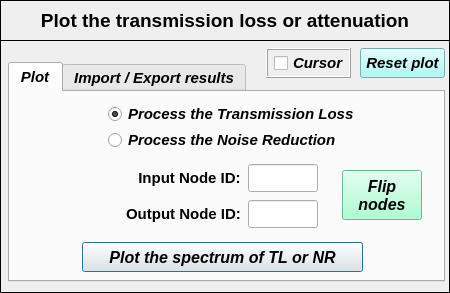
The window that data/user_input/ui/plots_/results_/acoustic_/plot_TL_NR_Input.ui (open-pulse/OpenPulse) describes before a commit, drawn with Qt 5.
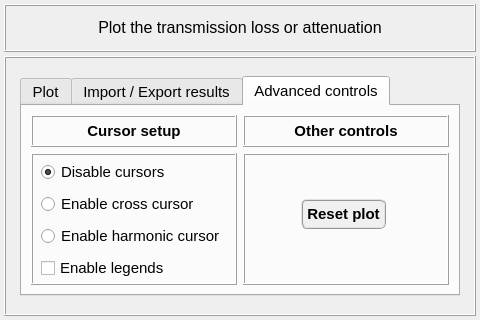
The same window after the commit. The open tabs and pages were chosen to show the change. Icons and pictures are not drawn.

Commit message: Adding harmonic cursor to acoustic plots #165

Patch:
```diff
--- a/data/user_input/ui/plots_/results_/acoustic_/plot_TL_NR_Input.ui
+++ b/data/user_input/ui/plots_/results_/acoustic_/plot_TL_NR_Input.ui
@@ -9,8 +9,8 @@
    <rect>
     <x>0</x>
     <y>0</y>
-    <width>450</width>
-    <height>293</height>
+    <width>480</width>
+    <height>320</height>
    </rect>
   </property>
   <property name="sizePolicy">
@@ -21,14 +21,14 @@
   </property>
   <property name="minimumSize">
    <size>
-    <width>450</width>
-    <height>293</height>
+    <width>480</width>
+    <height>320</height>
    </size>
   </property>
   <property name="maximumSize">
    <size>
-    <width>450</width>
-    <height>293</height>
+    <width>480</width>
+    <height>320</height>
    </size>
   </property>
   <property name="contextMenuPolicy">
@@ -44,39 +44,63 @@
   <property name="whatsThis">
    <string/>
   </property>
+  <layout class="QGridLayout" name="gridLayout_8">
+   <property name="leftMargin">
+    <number>4</number>
+   </property>
+   <property name="topMargin">
+    <number>4</number>
+   </property>
+   <property name="rightMargin">
+    <number>4</number>
+   </property>
+   <property name="bottomMargin">
+    <number>4</number>
+   </property>
+   <property name="spacing">
+    <number>4</number>
+   </property>
+   <item row="0" column="0">
   <widget class="QFrame" name="frame">
-   <property name="geometry">
-    <rect>
-     <x>0</x>
-     <y>0</y>
-     <width>450</width>
-     <height>41</height>
-    </rect>
-   </property>
    <property name="minimumSize">
     <size>
      <width>450</width>
-     <height>0</height>
+       <height>48</height>
+      </size>
+     </property>
+     <property name="maximumSize">
+      <size>
+       <width>16777215</width>
+       <height>48</height>
     </size>
    </property>
    <property name="frameShape">
     <enum>QFrame::Box</enum>
    </property>
    <property name="frameShadow">
-    <enum>QFrame::Plain</enum>
+      <enum>QFrame::Raised</enum>
    </property>
    <property name="lineWidth">
     <number>1</number>
    </property>
+     <layout class="QGridLayout" name="gridLayout_6">
+      <property name="leftMargin">
+       <number>0</number>
+      </property>
+      <property name="topMargin">
+       <number>0</number>
+      </property>
+      <property name="rightMargin">
+       <number>0</number>
+      </property>
+      <property name="bottomMargin">
+       <number>0</number>
+      </property>
+      <property name="spacing">
+       <number>0</number>
+      </property>
+      <item row="0" column="0">
    <widget class="QLabel" name="Title">
-    <property name="geometry">
-     <rect>
-      <x>20</x>
-      <y>6</y>
-      <width>410</width>
-      <height>30</height>
-     </rect>
-    </property>
     <property name="minimumSize">
      <size>
       <width>410</width>
@@ -91,11 +115,11 @@
     </property>
     <property name="font">
      <font>
-      <family>Arial</family>
-      <pointsize>14</pointsize>
-      <weight>75</weight>
+          <family>MS Shell Dlg 2</family>
+          <pointsize>12</pointsize>
+          <weight>50</weight>
       <italic>false</italic>
-      <bold>true</bold>
+          <bold>false</bold>
      </font>
     </property>
     <property name="text">
@@ -108,16 +132,12 @@
      <set>Qt::AlignCenter</set>
     </property>
    </widget>
-  </widget>
+      </item>
+     </layout>
+    </widget>
+   </item>
+   <item row="1" column="0">
   <widget class="QFrame" name="frame_2">
-   <property name="geometry">
-    <rect>
-     <x>0</x>
-     <y>40</y>
-     <width>450</width>
-     <height>253</height>
-    </rect>
-   </property>
    <property name="minimumSize">
     <size>
      <width>450</width>
@@ -128,17 +148,26 @@
     <enum>QFrame::Box</enum>
    </property>
    <property name="frameShadow">
-    <enum>QFrame::Plain</enum>
-   </property>
+      <enum>QFrame::Raised</enum>
+     </property>
+     <layout class="QGridLayout" name="gridLayout_5">
+      <property name="leftMargin">
+       <number>2</number>
+      </property>
+      <property name="topMargin">
+       <number>2</number>
+      </property>
+      <property name="rightMargin">
+       <number>2</number>
+      </property>
+      <property name="bottomMargin">
+       <number>2</number>
+      </property>
+      <property name="spacing">
+       <number>2</number>
+      </property>
+      <item row="0" column="0">
    <widget class="QTabWidget" name="tabWidget_plot_results">
-    <property name="geometry">
-     <rect>
-      <x>8</x>
-      <y>22</y>
-      <width>437</width>
-      <height>220</height>
-     </rect>
-    </property>
     <property name="minimumSize">
      <size>
       <width>430</width>
@@ -153,11 +182,11 @@
     </property>
     <property name="font">
      <font>
-      <family>Arial</family>
+          <family>MS Shell Dlg 2</family>
       <pointsize>11</pointsize>
-      <weight>75</weight>
-      <italic>true</italic>
-      <bold>true</bold>
+          <weight>50</weight>
+          <italic>false</italic>
+          <bold>false</bold>
      </font>
     </property>
     <property name="currentIndex">
@@ -172,7 +201,7 @@
        <rect>
         <x>98</x>
         <y>12</y>
-        <width>246</width>
+            <width>255</width>
         <height>48</height>
        </rect>
       </property>
@@ -187,11 +216,11 @@
          </property>
          <property name="font">
           <font>
-           <family>Arial</family>
+               <family>MS Shell Dlg 2</family>
            <pointsize>11</pointsize>
-           <weight>75</weight>
-           <italic>true</italic>
-           <bold>true</bold>
+               <weight>50</weight>
+               <italic>false</italic>
+               <bold>false</bold>
           </font>
          </property>
          <property name="text">
@@ -218,11 +247,11 @@
          </property>
          <property name="font">
           <font>
-           <family>Arial</family>
+               <family>MS Shell Dlg 2</family>
            <pointsize>11</pointsize>
-           <weight>75</weight>
-           <italic>true</italic>
-           <bold>true</bold>
+               <weight>50</weight>
+               <italic>false</italic>
+               <bold>false</bold>
           </font>
          </property>
          <property name="text">
@@ -267,11 +296,11 @@
          </property>
          <property name="font">
           <font>
-           <family>Arial</family>
+               <family>MS Shell Dlg 2</family>
            <pointsize>11</pointsize>
-           <weight>75</weight>
+               <weight>50</weight>
            <italic>false</italic>
-           <bold>true</bold>
+               <bold>false</bold>
           </font>
          </property>
          <property name="text">
@@ -298,18 +327,18 @@
          </property>
          <property name="font">
           <font>
-           <family>Arial</family>
+               <family>MS Shell Dlg 2</family>
            <pointsize>11</pointsize>
-           <weight>75</weight>
-           <italic>true</italic>
-           <bold>true</bold>
+               <weight>50</weight>
+               <italic>false</italic>
+               <bold>false</bold>
           </font>
          </property>
          <property name="layoutDirection">
           <enum>Qt::LeftToRight</enum>
          </property>
          <property name="styleSheet">
-          <string notr="true">color: rgb(0, 0, 255);</string>
+              <string notr="true"/>
          </property>
          <property name="alignment">
           <set>Qt::AlignCenter</set>
@@ -332,11 +361,11 @@
          </property>
          <property name="font">
           <font>
-           <family>Arial</family>
+               <family>MS Shell Dlg 2</family>
            <pointsize>11</pointsize>
-           <weight>75</weight>
+               <weight>50</weight>
            <italic>false</italic>
-           <bold>true</bold>
+               <bold>false</bold>
           </font>
          </property>
          <property name="text">
@@ -363,18 +392,18 @@
          </property>
          <property name="font">
           <font>
-           <family>Arial</family>
+               <family>MS Shell Dlg 2</family>
            <pointsize>11</pointsize>
-           <weight>75</weight>
-           <italic>true</italic>
-           <bold>true</bold>
+               <weight>50</weight>
+               <italic>false</italic>
+               <bold>false</bold>
           </font>
          </property>
          <property name="layoutDirection">
           <enum>Qt::LeftToRight</enum>
          </property>
          <property name="styleSheet">
-          <string notr="true">color: rgb(0, 0, 255);</string>
+              <string notr="true"/>
          </property>
          <property name="alignment">
           <set>Qt::AlignCenter</set>
@@ -406,13 +435,18 @@
       </property>
       <property name="font">
        <font>
-        <family>Arial</family>
-        <pointsize>12</pointsize>
+            <family>MS Shell Dlg 2</family>
+            <pointsize>11</pointsize>
         <weight>75</weight>
-        <italic>true</italic>
+            <italic>false</italic>
         <bold>true</bold>
        </font>
       </property>
+          <property name="styleSheet">
+           <string notr="true">QPushButton{border-radius: 6px; border-color: rgb(150, 150, 150); border-style: ridge; border-width: 2px; color: rgb(0, 0, 0); background-color: rgb(240, 240, 240); font: 75 bold 11pt &quot;MS Shell Dlg 2&quot;}
+QPushButton:hover{border-radius: 6px; border-color: rgb(0, 170, 255); border-style: ridge; border-width: 2px; color: rgb(0, 0, 0); background-color: rgba(174, 213, 255, 100); font: 75 bold 11pt &quot;MS Shell Dlg 2&quot;}
+QPushButton:pressed{border-radius: 6px; border-color: rgb(0, 170, 255); border-style: ridge; border-width: 3px; color: rgb(0, 0, 0); background-color: rgb(174, 213, 255); font: 75 bold 11pt &quot;MS Shell Dlg 2&quot;}</string>
+          </property>
       <property name="text">
        <string>Plot the spectrum of TL or NR</string>
       </property>
@@ -440,15 +474,17 @@
       </property>
       <property name="font">
        <font>
-        <family>Arial</family>
-        <pointsize>12</pointsize>
+            <family>MS Shell Dlg 2</family>
+            <pointsize>11</pointsize>
         <weight>75</weight>
-        <italic>true</italic>
+            <italic>false</italic>
         <bold>true</bold>
        </font>
       </property>
       <property name="styleSheet">
-       <string notr="true">background-color: rgb(150, 255, 200);</string>
+           <string notr="true">QPushButton{border-radius: 6px; border-color: rgb(150, 150, 150); border-style: ridge; border-width: 2px; color: rgb(0, 0, 0); background-color: rgb(240, 240, 240); font: 75 bold 11pt &quot;MS Shell Dlg 2&quot;}
+QPushButton:hover{border-radius: 6px; border-color: rgb(0, 170, 255); border-style: ridge; border-width: 2px; color: rgb(0, 0, 0); background-color: rgba(174, 213, 255, 100); font: 75 bold 11pt &quot;MS Shell Dlg 2&quot;}
+QPushButton:pressed{border-radius: 6px; border-color: rgb(0, 170, 255); border-style: ridge; border-width: 3px; color: rgb(0, 0, 0); background-color: rgb(174, 213, 255); font: 75 bold 11pt &quot;MS Shell Dlg 2&quot;}</string>
       </property>
       <property name="text">
        <string>Flip 
@@ -922,12 +958,318 @@
       </widget>
      </widget>
     </widget>
-   </widget>
-   <widget class="QToolButton" name="toolButton_ResetPlot">
+        <widget class="QWidget" name="tab">
+         <attribute name="title">
+          <string>Advanced controls</string>
+         </attribute>
+         <layout class="QGridLayout" name="gridLayout_4">
+          <item row="0" column="0">
+           <widget class="QFrame" name="frame_9">
+            <property name="minimumSize">
+             <size>
+              <width>85</width>
+              <height>32</height>
+             </size>
+            </property>
+            <property name="maximumSize">
+             <size>
+              <width>240</width>
+              <height>32</height>
+             </size>
+            </property>
+            <property name="sizeIncrement">
+             <size>
+              <width>0</width>
+              <height>110</height>
+             </size>
+            </property>
+            <property name="frameShape">
+             <enum>QFrame::Box</enum>
+            </property>
+            <property name="frameShadow">
+             <enum>QFrame::Raised</enum>
+            </property>
+            <layout class="QGridLayout" name="gridLayout_3">
+             <property name="leftMargin">
+              <number>0</number>
+             </property>
+             <property name="topMargin">
+              <number>0</number>
+             </property>
+             <property name="rightMargin">
+              <number>0</number>
+             </property>
+             <property name="bottomMargin">
+              <number>0</number>
+             </property>
+             <property name="spacing">
+              <number>0</number>
+             </property>
+             <item row="0" column="0">
+              <widget class="QLabel" name="label_2">
+               <property name="font">
+                <font>
+                 <weight>75</weight>
+                 <bold>true</bold>
+                </font>
+               </property>
+               <property name="text">
+                <string>Cursor setup</string>
+               </property>
+               <property name="alignment">
+                <set>Qt::AlignCenter</set>
+               </property>
+              </widget>
+             </item>
+            </layout>
+           </widget>
+          </item>
+          <item row="0" column="1">
+           <widget class="QFrame" name="frame_8">
+            <property name="minimumSize">
+             <size>
+              <width>85</width>
+              <height>32</height>
+             </size>
+            </property>
+            <property name="maximumSize">
+             <size>
+              <width>240</width>
+              <height>32</height>
+             </size>
+            </property>
+            <property name="sizeIncrement">
+             <size>
+              <width>0</width>
+              <height>110</height>
+             </size>
+            </property>
+            <property name="frameShape">
+             <enum>QFrame::Box</enum>
+            </property>
+            <property name="frameShadow">
+             <enum>QFrame::Raised</enum>
+            </property>
+            <layout class="QGridLayout" name="gridLayout_7">
+             <property name="leftMargin">
+              <number>0</number>
+             </property>
+             <property name="topMargin">
+              <number>0</number>
+             </property>
+             <property name="rightMargin">
+              <number>0</number>
+             </property>
+             <property name="bottomMargin">
+              <number>0</number>
+             </property>
+             <property name="spacing">
+              <number>0</number>
+             </property>
+             <item row="0" column="0">
+              <widget class="QLabel" name="label_7">
+               <property name="font">
+                <font>
+                 <weight>75</weight>
+                 <bold>true</bold>
+                </font>
+               </property>
+               <property name="text">
+                <string>Other controls</string>
+               </property>
+               <property name="alignment">
+                <set>Qt::AlignCenter</set>
+               </property>
+              </widget>
+             </item>
+            </layout>
+           </widget>
+          </item>
+          <item row="1" column="0">
+           <widget class="QFrame" name="frame_7">
+            <property name="minimumSize">
+             <size>
+              <width>85</width>
+              <height>30</height>
+             </size>
+            </property>
+            <property name="maximumSize">
+             <size>
+              <width>240</width>
+              <height>240</height>
+             </size>
+            </property>
+            <property name="sizeIncrement">
+             <size>
+              <width>0</width>
+              <height>110</height>
+             </size>
+            </property>
+            <property name="frameShape">
+             <enum>QFrame::Box</enum>
+            </property>
+            <property name="frameShadow">
+             <enum>QFrame::Raised</enum>
+            </property>
+            <layout class="QGridLayout" name="gridLayout_2">
+             <property name="leftMargin">
+              <number>8</number>
+             </property>
+             <property name="topMargin">
+              <number>4</number>
+             </property>
+             <property name="rightMargin">
+              <number>4</number>
+             </property>
+             <property name="bottomMargin">
+              <number>4</number>
+             </property>
+             <property name="horizontalSpacing">
+              <number>4</number>
+             </property>
+             <property name="verticalSpacing">
+              <number>8</number>
+             </property>
+             <item row="0" column="0">
+              <widget class="QRadioButton" name="radioButton_disable_cursors">
+               <property name="minimumSize">
+                <size>
+                 <width>75</width>
+                 <height>26</height>
+                </size>
+               </property>
+               <property name="maximumSize">
+                <size>
+                 <width>200</width>
+                 <height>26</height>
+                </size>
+               </property>
+               <property name="font">
+                <font>
+                 <family>Arial</family>
+                 <pointsize>11</pointsize>
+                 <weight>50</weight>
+                 <italic>false</italic>
+                 <bold>false</bold>
+                </font>
+               </property>
+               <property name="text">
+                <string>Disable cursors</string>
+               </property>
+               <property name="checked">
+                <bool>true</bool>
+               </property>
+              </widget>
+             </item>
+             <item row="3" column="0">
+              <widget class="QCheckBox" name="checkBox_legends">
+               <property name="minimumSize">
+                <size>
+                 <width>75</width>
+                 <height>26</height>
+                </size>
+               </property>
+               <property name="maximumSize">
+                <size>
+                 <width>200</width>
+                 <height>26</height>
+                </size>
+               </property>
+               <property name="font">
+                <font>
+                 <family>Arial</family>
+                 <pointsize>11</pointsize>
+                 <weight>50</weight>
+                 <italic>false</italic>
+                 <bold>false</bold>
+                </font>
+               </property>
+               <property name="text">
+                <string>Enable legends</string>
+               </property>
+               <property name="checked">
+                <bool>false</bool>
+               </property>
+              </widget>
+             </item>
+             <item row="1" column="0">
+              <widget class="QRadioButton" name="radioButton_cross_cursor">
+               <property name="minimumSize">
+                <size>
+                 <width>75</width>
+                 <height>26</height>
+                </size>
+               </property>
+               <property name="maximumSize">
+                <size>
+                 <width>200</width>
+                 <height>26</height>
+                </size>
+               </property>
+               <property name="font">
+                <font>
+                 <family>Arial</family>
+                 <pointsize>11</pointsize>
+                 <weight>50</weight>
+                 <italic>false</italic>
+                 <bold>false</bold>
+                </font>
+               </property>
+               <property name="text">
+                <string>Enable cross cursor</string>
+               </property>
+               <property name="checked">
+                <bool>false</bool>
+               </property>
+              </widget>
+             </item>
+             <item row="2" column="0">
+              <widget class="QRadioButton" name="radioButton_harmonic_cursor">
+               <property name="minimumSize">
+                <size>
+                 <width>75</width>
+                 <height>26</height>
+                </size>
+               </property>
+               <property name="maximumSize">
+                <size>
+                 <width>200</width>
+                 <height>26</height>
+                </size>
+               </property>
+               <property name="font">
+                <font>
+                 <family>Arial</family>
+                 <pointsize>11</pointsize>
+                 <weight>50</weight>
+                 <italic>false</italic>
+                 <bold>false</bold>
+                </font>
+               </property>
+               <property name="text">
+                <string>Enable harmonic cursor</string>
+               </property>
+               <property name="checked">
+                <bool>false</bool>
+               </property>
+              </widget>
+             </item>
+            </layout>
+           </widget>
+          </item>
+          <item row="1" column="1">
+           <widget class="QFrame" name="frame_3">
+            <property name="frameShape">
+             <enum>QFrame::Box</enum>
+            </property>
+            <property name="frameShadow">
+             <enum>QFrame::Raised</enum>
+            </property>
+            <widget class="QPushButton" name="pushButton_ResetPlot">
     <property name="geometry">
      <rect>
-      <x>360</x>
-      <y>8</y>
+               <x>58</x>
+               <y>46</y>
       <width>85</width>
       <height>30</height>
      </rect>
@@ -946,80 +1288,32 @@
     </property>
     <property name="font">
      <font>
-      <family>Arial</family>
+               <family>MS Shell Dlg 2</family>
       <pointsize>11</pointsize>
       <weight>75</weight>
-      <italic>true</italic>
+               <italic>false</italic>
       <bold>true</bold>
      </font>
     </property>
     <property name="styleSheet">
-     <string notr="true">background-color: rgb(159, 247, 245);</string>
+              <string notr="true">QPushButton{border-radius: 6px; border-color: rgb(150, 150, 150); border-style: ridge; border-width: 2px; color: rgb(0, 0, 0); background-color: rgb(240, 240, 240); font: 75 bold 11pt &quot;MS Shell Dlg 2&quot;}
+QPushButton:hover{border-radius: 6px; border-color: rgb(0, 170, 255); border-style: ridge; border-width: 2px; color: rgb(0, 0, 0); background-color: rgba(174, 213, 255, 100); font: 75 bold 11pt &quot;MS Shell Dlg 2&quot;}
+QPushButton:pressed{border-radius: 6px; border-color: rgb(0, 170, 255); border-style: ridge; border-width: 3px; color: rgb(0, 0, 0); background-color: rgb(174, 213, 255); font: 75 bold 11pt &quot;MS Shell Dlg 2&quot;}</string>
     </property>
     <property name="text">
      <string>Reset plot</string>
     </property>
    </widget>
-   <widget class="QFrame" name="frame_6">
-    <property name="geometry">
-     <rect>
-      <x>266</x>
-      <y>8</y>
-      <width>85</width>
-      <height>30</height>
-     </rect>
-    </property>
-    <property name="minimumSize">
-     <size>
-      <width>0</width>
-      <height>30</height>
-     </size>
-    </property>
-    <property name="maximumSize">
-     <size>
-      <width>16777215</width>
-      <height>30</height>
-     </size>
-    </property>
-    <property name="sizeIncrement">
-     <size>
-      <width>0</width>
-      <height>110</height>
-     </size>
-    </property>
-    <property name="frameShape">
-     <enum>QFrame::Box</enum>
-    </property>
-    <property name="frameShadow">
-     <enum>QFrame::Raised</enum>
-    </property>
-    <widget class="QCheckBox" name="checkBox_cursor">
-     <property name="geometry">
-      <rect>
-       <x>8</x>
-       <y>2</y>
-       <width>75</width>
-       <height>26</height>
-      </rect>
-     </property>
-     <property name="font">
-      <font>
-       <family>Arial</family>
-       <pointsize>11</pointsize>
-       <weight>75</weight>
-       <italic>true</italic>
-       <bold>true</bold>
-      </font>
-     </property>
-     <property name="text">
-      <string>Cursor</string>
-     </property>
-     <property name="checked">
-      <bool>false</bool>
-     </property>
-    </widget>
-   </widget>
-  </widget>
+           </widget>
+          </item>
+         </layout>
+        </widget>
+       </widget>
+      </item>
+     </layout>
+    </widget>
+   </item>
+  </layout>
  </widget>
  <resources/>
  <connections/>
```
Left out of the diff: 96 changed lines with no effect on the pictures. Lines whose indentation alone changed are shown as unchanged. The commit also changes 19 other files.
